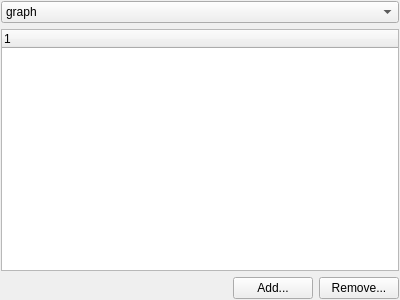
This is code/src/CClassAttributesEditorUI.ui in ArsMasiuk/qvge as Qt 5 draws it before an edit. The edited form follows.
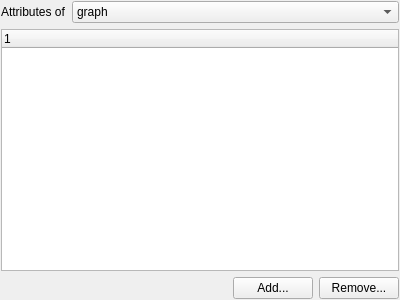
This is the edited form. Custom widgets are drawn as their Qt base class.

Commit message: attributes continued

Diff of the .ui file:
```diff
--- a/code/src/CClassAttributesEditorUI.ui
+++ b/code/src/CClassAttributesEditorUI.ui
@@ -28,6 +28,13 @@
    </property>
    <item>
     <layout class="QHBoxLayout" name="horizontalLayout_2">
+     <item>
+      <widget class="QLabel" name="label">
+       <property name="text">
+        <string>Attributes of</string>
+       </property>
+      </widget>
+     </item>
      <item>
       <widget class="QComboBox" name="ClassId">
        <property name="sizePolicy">
```
Left out of the diff: 8 changed lines with no effect on the pictures. The commit also changes 9 other files.
